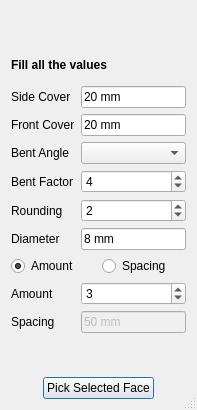
This is Stirrup.ui in amrit3701/FreeCAD-Reinforcement as Qt 5 draws it before an edit. The edited form follows.
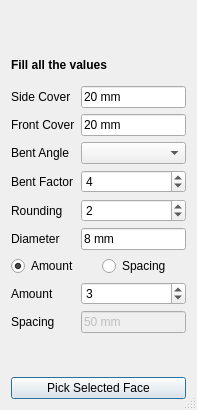
This is the edited form. Custom widgets are drawn as their Qt base class.

Diff of the .ui file:
```diff
--- a/Stirrup.ui
+++ b/Stirrup.ui
@@ -216,7 +216,7 @@
      </property>
     </widget>
    </item>
-   <item row="4" column="0" alignment="Qt::AlignHCenter">
+   <item row="4" column="0">
     <widget class="QPushButton" name="PickSelectedFace">
      <property name="text">
       <string>Pick Selected Face</string>
```
Left out of the diff: 34 changed lines with no effect on the pictures.
